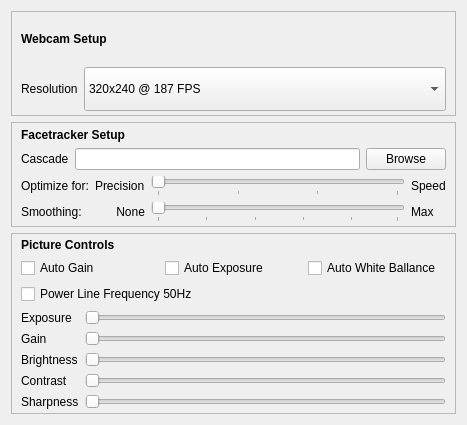
First picture: the form in src/qt_gui/m_ps3eye_ft_setup.ui, repository StarTuz/linuxtrack-Qt6-Wayland, before the edit.
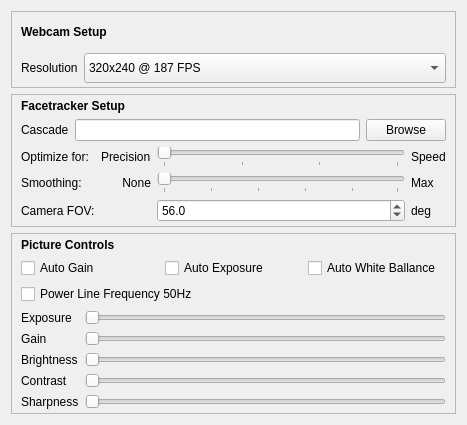
Second picture: the form after the edit.

```diff
--- a/src/qt_gui/m_ps3eye_ft_setup.ui
+++ b/src/qt_gui/m_ps3eye_ft_setup.ui
@@ -282,6 +282,36 @@
           </property>
          </widget>
         </item>
+        <item row="2" column="0">
+         <widget class="QLabel" name="label_68">
+          <property name="text">
+           <string>Camera FOV:</string>
+          </property>
+         </widget>
+        </item>
+        <item row="2" column="2">
+         <widget class="QDoubleSpinBox" name="CameraFovMac">
+          <property name="decimals">
+           <number>1</number>
+          </property>
+          <property name="minimum">
+           <double>30.000000000000000</double>
+          </property>
+          <property name="maximum">
+           <double>140.000000000000000</double>
+          </property>
+          <property name="value">
+           <double>56.000000000000000</double>
+          </property>
+         </widget>
+        </item>
+        <item row="2" column="3">
+         <widget class="QLabel" name="label_69">
+          <property name="text">
+           <string>deg</string>
+          </property>
+         </widget>
+        </item>
        </layout>
       </item>
      </layout>
```
